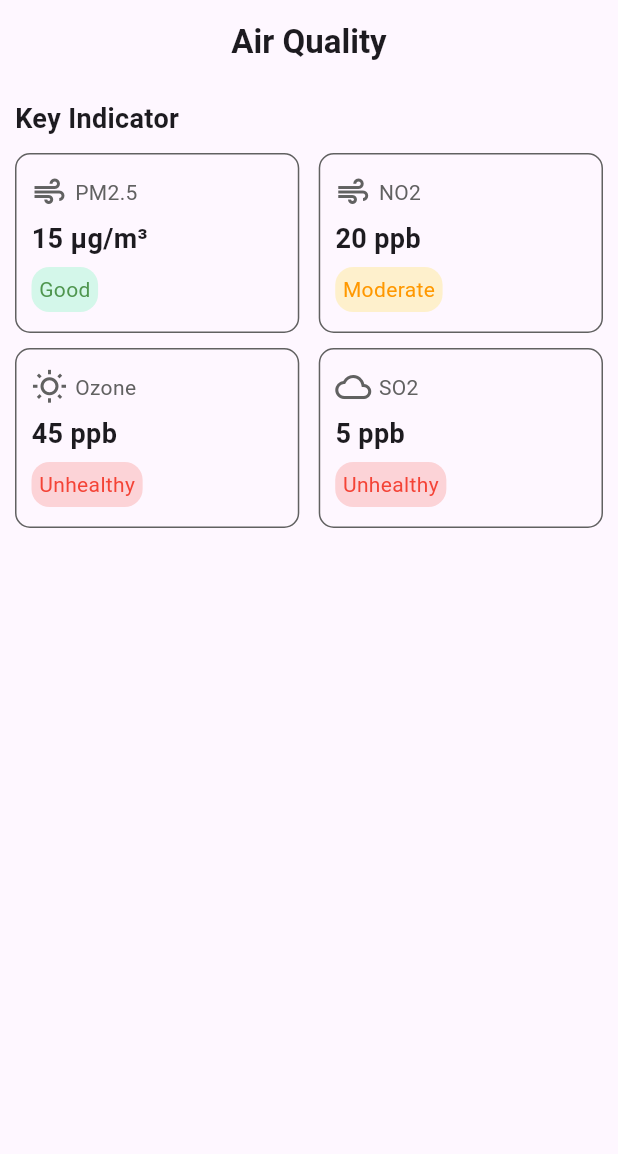
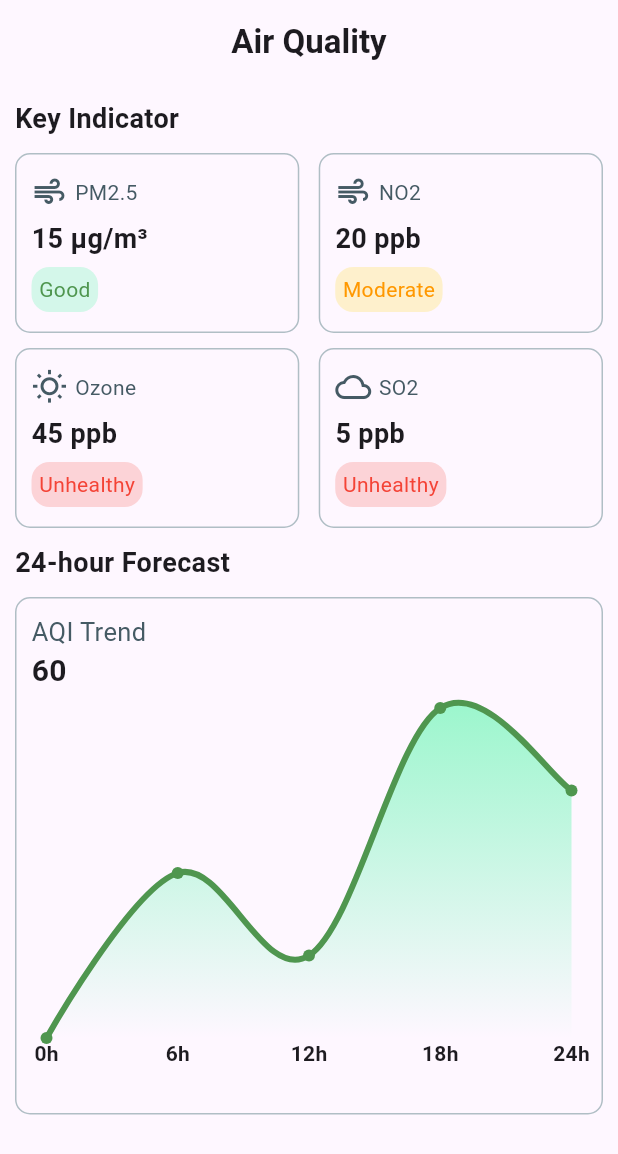
Before and after one commit to amrelmaadawy/pollution_predict, a Flutter app: the screen it shows after launch, on a phone screen of 412 x 824 dp. Shown: the top 1154 px of the screen. Run offline on Flutter 3.47's test engine with Material 3 defaults, Android fonts, the phone set to English and light mode, and no system bars; drawn by our look-alikes of fl_chart.

Commit message:
add linear chart container

```diff
--- a/lib/core/app_colors.dart
+++ b/lib/core/app_colors.dart
@@ -6,5 +6,6 @@ const kYellowTextColor = Color(0XFFFF9800);
 const kRedTextColor = Color(0XFFF44336);
 const kLightHighlightYellowColor = Color(0X33FFD600);
 const kLightHighlightRedColor = Color(0X33F44336);
-var kLightBorderColor = Colors.grey[700];
+const kLightBorderColor = Color(0xFFB0BEC5);
+const kSubTextColor = Color(0xFF455A64);
 const kLightHighlightGreenColor = Color.fromARGB(51, 44, 245, 148);
--- a/lib/features/air_quality/ui/air_quality_view.dart
+++ b/lib/features/air_quality/ui/air_quality_view.dart
@@ -1,6 +1,7 @@
 import 'package:flutter/material.dart';
 import 'package:pollution/core/app_colors.dart';
 import 'package:pollution/features/air_quality/ui/widgets/custom_pollution_amount_container.dart';
+import 'package:pollution/features/air_quality/ui/widgets/linear_chart.dart';
 import 'package:pollution/generated/l10n.dart';
 
 class AirQualityView extends StatelessWidget {
@@ -19,6 +20,7 @@ class AirQualityView extends StatelessWidget {
 
       body: Padding(
         padding: const EdgeInsets.all(10.0),
+        child: SingleChildScrollView(
           child: Column(
             crossAxisAlignment: CrossAxisAlignment.start,
             children: [
@@ -70,7 +72,40 @@ class AirQualityView extends StatelessWidget {
                   ),
                 ],
               ),
+              SizedBox(height: 10),
+              Text(
+                '24-hour Forecast',
+                style: TextStyle(fontSize: 18, fontWeight: FontWeight.bold),
+              ),
+              SizedBox(height: 10),
+              Container(
+                decoration: BoxDecoration(
+                  borderRadius: BorderRadius.circular(10),
+                  border: Border.all(color: kLightBorderColor),
+                ),
+                child: Padding(
+                  padding: const EdgeInsets.all(10.0),
+                  child: Column(
+                    crossAxisAlignment: CrossAxisAlignment.start,
+                    children: [
+                      Text(
+                        "AQI Trend ",
+                        style: TextStyle(color: kSubTextColor, fontSize: 17),
+                      ),
+                      Text(
+                        "60",
+                        style: TextStyle(
+                          fontSize: 20,
+                          fontWeight: FontWeight.bold,
+                        ),
+                      ),
+                      LinearChart(),
                     ],
+                  ),
+                ),
+              ),
+            ],
+          ),
         ),
       ),
     );
--- a/lib/features/air_quality/ui/widgets/custom_pollution_amount_container.dart
+++ b/lib/features/air_quality/ui/widgets/custom_pollution_amount_container.dart
@@ -24,7 +24,7 @@ class CutsomPollutionAmoutContainer extends StatelessWidget {
       height: 120,
       width: MediaQuery.of(context).size.width * 0.46,
       decoration: BoxDecoration(
-        border: Border.all(color: kLightBorderColor!),
+        border: Border.all(color: kLightBorderColor),
         borderRadius: BorderRadius.circular(10),
       ),
       child: Padding(
@@ -35,9 +35,9 @@ class CutsomPollutionAmoutContainer extends StatelessWidget {
           children: [
             Row(
               children: [
-                Icon(icon, color: kLightBorderColor),
+                Icon(icon, color: kSubTextColor),
                 SizedBox(width: 5),
-                Text(pollutionType, style: TextStyle(color: kLightBorderColor)),
+                Text(pollutionType, style: TextStyle(color: kSubTextColor)),
               ],
             ),
             Text(
--- /dev/null
+++ b/lib/features/air_quality/ui/widgets/linear_chart.dart
@@ -0,0 +1,97 @@
+import 'package:fl_chart/fl_chart.dart';
+import 'package:flutter/material.dart';
+import 'package:pollution/core/app_colors.dart';
+
+class LinearChart extends StatelessWidget {
+  const LinearChart({super.key});
+
+  @override
+  Widget build(BuildContext context) {
+    return Padding(
+      padding: const EdgeInsets.all(10.0),
+      child: SizedBox(
+        height: 250,
+        child: LineChart(
+          LineChartData(
+            gridData: FlGridData(show: false),
+            borderData: FlBorderData(show: false),
+
+            // ✅ تعديل الـ titlesData
+            titlesData: FlTitlesData(
+              bottomTitles: AxisTitles(
+                sideTitles: SideTitles(
+                  showTitles: true,
+                  reservedSize: 30,
+                  interval: 6, // كل كام وحدة يظهر label (0, 6, 12, 18, 24)
+                  getTitlesWidget: (value, meta) {
+                    switch (value.toInt()) {
+                      case 0:
+                        return const Text(
+                          "0h",
+                          style: TextStyle(fontWeight: FontWeight.bold),
+                        );
+                      case 6:
+                        return const Text(
+                          "6h",
+                          style: TextStyle(fontWeight: FontWeight.bold),
+                        );
+                      case 12:
+                        return const Text(
+                          "12h",
+                          style: TextStyle(fontWeight: FontWeight.bold),
+                        );
+                      case 18:
+                        return const Text(
+                          "18h",
+                          style: TextStyle(fontWeight: FontWeight.bold),
+                        );
+                      case 24:
+                        return const Text(
+                          "24h",
+                          style: TextStyle(fontWeight: FontWeight.bold),
+                        );
+                    }
+                    return const SizedBox.shrink();
+                  },
+                ),
+              ),
+
+              leftTitles: AxisTitles(sideTitles: SideTitles(showTitles: false)),
+              topTitles: AxisTitles(sideTitles: SideTitles(showTitles: false)),
+              rightTitles: AxisTitles(
+                sideTitles: SideTitles(showTitles: false),
+              ),
+            ),
+
+            lineBarsData: [
+              LineChartBarData(
+                spots: const [
+                  FlSpot(0, 1),
+                  FlSpot(6, 3),
+                  FlSpot(12, 2),
+                  FlSpot(18, 5),
+                  FlSpot(24, 4),
+                ],
+                isCurved: true,
+                color: kLightPrimaryColor,
+                barWidth: 4,
+                dotData: FlDotData(show: true),
+                belowBarData: BarAreaData(
+                  show: true,
+                  gradient: LinearGradient(
+                    colors: [
+                      kLightHighlightGreenColor.withValues(alpha: 0.5),
+                      kLightHighlightGreenColor.withValues(alpha: 0),
+                    ],
+                    begin: Alignment.topCenter,
+                    end: Alignment.bottomCenter,
+                  ),
+                ),
+              ),
+            ],
+          ),
+        ),
+      ),
+    );
+  }
+}
```
Also changed, not shown: pubspec.yaml (+1 -6 lines), pubspec.lock. Lines whose indentation alone changed are shown as unchanged.
